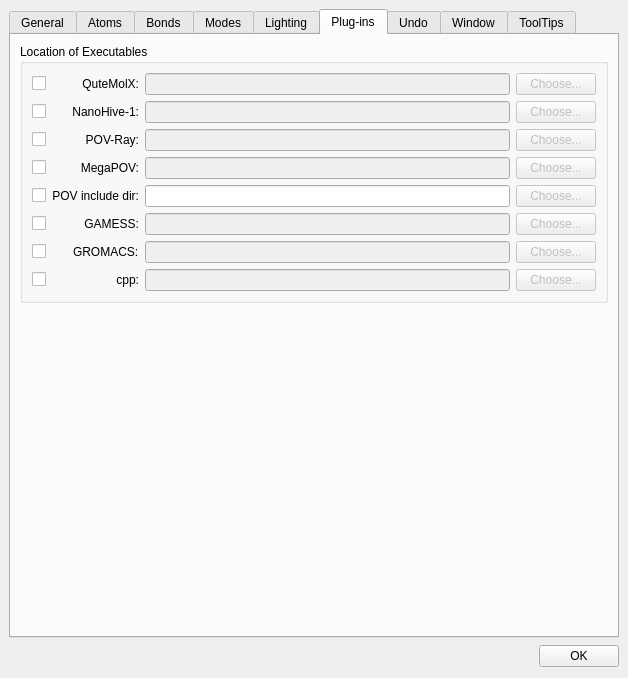
Qt form cad/src/UserPrefsDialog.ui (kanzure/nanoengineer) before a commit.
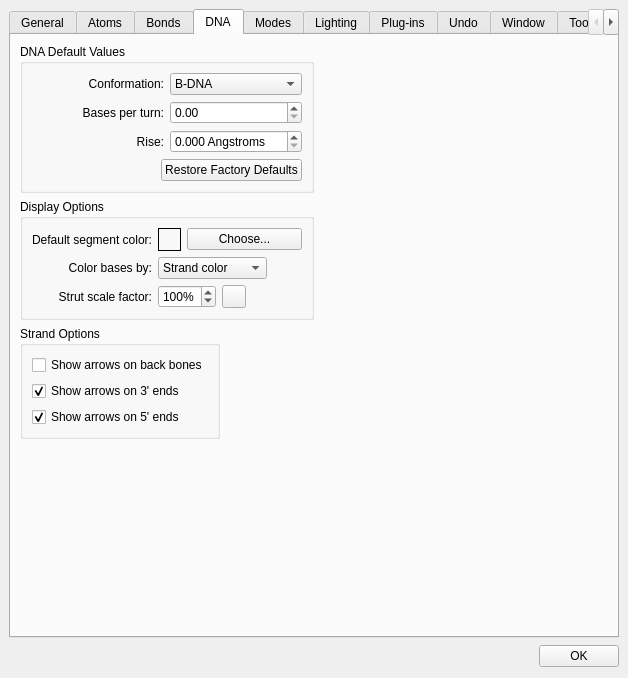
The same form after that commit. Icons and pictures are not drawn.

Commit message: New DNA user prefs page.

What changed in the file:
```diff
--- a/cad/src/UserPrefsDialog.ui
+++ b/cad/src/UserPrefsDialog.ui
@@ -6,7 +6,7 @@
     <x>0</x>
     <y>0</y>
     <width>609</width>
-    <height>592</height>
+    <height>642</height>
    </rect>
   </property>
   <property name="windowTitle" >
@@ -22,7 +22,7 @@
    <item row="0" column="0" >
     <widget class="QTabWidget" name="prefs_tab" >
      <property name="currentIndex" >
-      <number>5</number>
+      <number>3</number>
      </property>
      <widget class="QWidget" name="tab" >
       <attribute name="title" >
@@ -1706,48 +1706,6 @@
          </property>
         </spacer>
        </item>
-       <item rowspan="2" row="4" column="1" colspan="2" >
-        <widget class="QGroupBox" name="dna_reduced_model_options_grpbox" >
-         <property name="title" >
-          <string>DNA Reduced Model Options</string>
-         </property>
-         <layout class="QGridLayout" >
-          <property name="margin" >
-           <number>9</number>
-          </property>
-          <property name="spacing" >
-           <number>6</number>
-          </property>
-          <item row="0" column="0" >
-           <widget class="QCheckBox" name="arrowsOnBackBones_checkBox" >
-            <property name="text" >
-             <string>Show arrows on back bones</string>
-            </property>
-           </widget>
-          </item>
-          <item row="1" column="0" >
-           <widget class="QCheckBox" name="arrowsOnThreePrimeEnds_checkBox" >
-            <property name="text" >
-             <string>Show arrows on 3' ends</string>
-            </property>
-            <property name="checked" >
-             <bool>true</bool>
-            </property>
-           </widget>
-          </item>
-          <item row="2" column="0" >
-           <widget class="QCheckBox" name="arrowsOnFivePrimeEnds_checkBox" >
-            <property name="text" >
-             <string>Show arrows on 5' ends</string>
-            </property>
-            <property name="checked" >
-             <bool>true</bool>
-            </property>
-           </widget>
-          </item>
-         </layout>
-        </widget>
-       </item>
        <item row="6" column="0" >
         <spacer>
          <property name="orientation" >
@@ -2255,6 +2213,498 @@
        </item>
       </layout>
      </widget>
+     <widget class="QWidget" name="tab_2" >
+      <attribute name="title" >
+       <string>DNA</string>
+      </attribute>
+      <layout class="QGridLayout" >
+       <property name="margin" >
+        <number>9</number>
+       </property>
+       <property name="spacing" >
+        <number>6</number>
+       </property>
+       <item row="3" column="0" >
+        <spacer>
+         <property name="orientation" >
+          <enum>Qt::Vertical</enum>
+         </property>
+         <property name="sizeHint" >
+          <size>
+           <width>20</width>
+           <height>40</height>
+          </size>
+         </property>
+        </spacer>
+       </item>
+       <item row="1" column="0" >
+        <layout class="QHBoxLayout" >
+         <property name="margin" >
+          <number>0</number>
+         </property>
+         <property name="spacing" >
+          <number>6</number>
+         </property>
+         <item>
+          <widget class="QGroupBox" name="groupBox_3" >
+           <property name="sizePolicy" >
+            <sizepolicy>
+             <hsizetype>3</hsizetype>
+             <vsizetype>5</vsizetype>
+             <horstretch>0</horstretch>
+             <verstretch>0</verstretch>
+            </sizepolicy>
+           </property>
+           <property name="title" >
+            <string>Display Options</string>
+           </property>
+           <layout class="QGridLayout" >
+            <property name="margin" >
+             <number>9</number>
+            </property>
+            <property name="spacing" >
+             <number>6</number>
+            </property>
+            <item row="2" column="1" >
+             <layout class="QHBoxLayout" >
+              <property name="margin" >
+               <number>0</number>
+              </property>
+              <property name="spacing" >
+               <number>6</number>
+              </property>
+              <item>
+               <widget class="QSpinBox" name="dnaStrutScaleFactorSpinBox" >
+                <property name="suffix" >
+                 <string>%</string>
+                </property>
+                <property name="maximum" >
+                 <number>200</number>
+                </property>
+                <property name="minimum" >
+                 <number>50</number>
+                </property>
+                <property name="singleStep" >
+                 <number>5</number>
+                </property>
+                <property name="value" >
+                 <number>100</number>
+                </property>
+               </widget>
+              </item>
+              <item>
+               <widget class="QToolButton" name="reset_dnaStrutScaleToolButton" >
+                <property name="toolTip" >
+                 <string>Restore default value</string>
+                </property>
+                <property name="text" >
+                 <string/>
+                </property>
+                <property name="icon" >
+                 <iconset>../../:icons/UserPrefsDialog_image0</iconset>
+                </property>
+               </widget>
+              </item>
+              <item>
+               <spacer>
+                <property name="orientation" >
+                 <enum>Qt::Horizontal</enum>
+                </property>
+                <property name="sizeHint" >
+                 <size>
+                  <width>40</width>
+                  <height>20</height>
+                 </size>
+                </property>
+               </spacer>
+              </item>
+             </layout>
+            </item>
+            <item row="1" column="1" >
+             <layout class="QHBoxLayout" >
+              <property name="margin" >
+               <number>0</number>
+              </property>
+              <property name="spacing" >
+               <number>6</number>
+              </property>
+              <item>
+               <widget class="QComboBox" name="dnaColorBasesByComboBox" >
+                <item>
+                 <property name="text" >
+                  <string>Strand color</string>
+                 </property>
+                </item>
+                <item>
+                 <property name="text" >
+                  <string>Segment color</string>
+                 </property>
+                </item>
+               </widget>
+              </item>
+              <item>
+               <spacer>
+                <property name="orientation" >
+                 <enum>Qt::Horizontal</enum>
+                </property>
+                <property name="sizeHint" >
+                 <size>
+                  <width>5</width>
+                  <height>20</height>
+                 </size>
+                </property>
+               </spacer>
+              </item>
+             </layout>
+            </item>
+            <item row="0" column="1" >
+             <layout class="QHBoxLayout" >
+              <property name="margin" >
+               <number>0</number>
+              </property>
+              <property name="spacing" >
+               <number>6</number>
+              </property>
+              <item>
+               <widget class="QFrame" name="dnaDefaultSegmentColorFrame" >
+                <property name="sizePolicy" >
+                 <sizepolicy>
+                  <hsizetype>0</hsizetype>
+                  <vsizetype>0</vsizetype>
+                  <horstretch>0</horstretch>
+                  <verstretch>0</verstretch>
+                 </sizepolicy>
+                </property>
+                <property name="minimumSize" >
+                 <size>
+                  <width>23</width>
+                  <height>23</height>
+                 </size>
+                </property>
+                <property name="maximumSize" >
+                 <size>
+                  <width>23</width>
+                  <height>23</height>
+                 </size>
+                </property>
+                <property name="frameShape" >
+                 <enum>QFrame::Box</enum>
+                </property>
+                <property name="frameShadow" >
+                 <enum>QFrame::Plain</enum>
+                </property>
+               </widget>
+              </item>
+              <item>
+               <widget class="QPushButton" name="dnaDefaultSegmentColorPushButton" >
+                <property name="text" >
+                 <string>Choose...</string>
+                </property>
+                <property name="autoDefault" >
+                 <bool>false</bool>
+                </property>
+               </widget>
+              </item>
+             </layout>
+            </item>
+            <item row="0" column="0" >
+             <widget class="QLabel" name="label_7" >
+              <property name="sizePolicy" >
+               <sizepolicy>
+                <hsizetype>1</hsizetype>
+                <vsizetype>5</vsizetype>
+                <horstretch>0</horstretch>
+                <verstretch>0</verstretch>
+               </sizepolicy>
+              </property>
+              <property name="text" >
+               <string>Default segment color:</string>
+              </property>
+              <property name="alignment" >
+               <set>Qt::AlignRight|Qt::AlignTrailing|Qt::AlignVCenter</set>
+              </property>
+             </widget>
+            </item>
+            <item row="1" column="0" >
+             <widget class="QLabel" name="label_8" >
+              <property name="sizePolicy" >
+               <sizepolicy>
+                <hsizetype>1</hsizetype>
+                <vsizetype>5</vsizetype>
+                <horstretch>0</horstretch>
+                <verstretch>0</verstretch>
+               </sizepolicy>
+              </property>
+              <property name="text" >
+               <string>Color bases by:</string>
+              </property>
+              <property name="alignment" >
+               <set>Qt::AlignRight|Qt::AlignTrailing|Qt::AlignVCenter</set>
+              </property>
+             </widget>
+            </item>
+            <item row="2" column="0" >
+             <widget class="QLabel" name="label_9" >
+              <property name="sizePolicy" >
+               <sizepolicy>
+                <hsizetype>1</hsizetype>
+                <vsizetype>5</vsizetype>
+                <horstretch>0</horstretch>
+                <verstretch>0</verstretch>
+               </sizepolicy>
+              </property>
+              <property name="text" >
+               <string>Strut scale factor:</string>
+              </property>
+              <property name="alignment" >
+               <set>Qt::AlignRight|Qt::AlignTrailing|Qt::AlignVCenter</set>
+              </property>
+             </widget>
+            </item>
+           </layout>
+          </widget>
+         </item>
+         <item>
+          <spacer>
+           <property name="orientation" >
+            <enum>Qt::Horizontal</enum>
+           </property>
+           <property name="sizeHint" >
+            <size>
+             <width>231</width>
+             <height>20</height>
+            </size>
+           </property>
+          </spacer>
+         </item>
+        </layout>
+       </item>
+       <item row="2" column="0" >
+        <layout class="QHBoxLayout" >
+         <property name="margin" >
+          <number>0</number>
+         </property>
+         <property name="spacing" >
+          <number>6</number>
+         </property>
+         <item>
+          <widget class="QGroupBox" name="dna_reduced_model_options_grpbox" >
+           <property name="title" >
+            <string>Strand Options</string>
+           </property>
+           <layout class="QGridLayout" >
+            <property name="margin" >
+             <number>9</number>
+            </property>
+            <property name="spacing" >
+             <number>6</number>
+            </property>
+            <item row="0" column="0" >
+             <widget class="QCheckBox" name="arrowsOnBackBones_checkBox" >
+              <property name="text" >
+               <string>Show arrows on back bones</string>
+              </property>
+             </widget>
+            </item>
+            <item row="1" column="0" >
+             <widget class="QCheckBox" name="arrowsOnThreePrimeEnds_checkBox" >
+              <property name="text" >
+               <string>Show arrows on 3' ends</string>
+              </property>
+              <property name="checked" >
+               <bool>true</bool>
+              </property>
+             </widget>
+            </item>
+            <item row="2" column="0" >
+             <widget class="QCheckBox" name="arrowsOnFivePrimeEnds_checkBox" >
+              <property name="text" >
+               <string>Show arrows on 5' ends</string>
+              </property>
+              <property name="checked" >
+               <bool>true</bool>
+              </property>
+             </widget>
+            </item>
+           </layout>
+          </widget>
+         </item>
+         <item>
+          <spacer>
+           <property name="orientation" >
+            <enum>Qt::Horizontal</enum>
+           </property>
+           <property name="sizeHint" >
+            <size>
+             <width>40</width>
+             <height>20</height>
+            </size>
+           </property>
+          </spacer>
+         </item>
+        </layout>
+       </item>
+       <item row="0" column="0" >
+        <layout class="QHBoxLayout" >
+         <property name="margin" >
+          <number>0</number>
+         </property>
+         <property name="spacing" >
+          <number>6</number>
+         </property>
+         <item>
+          <widget class="QGroupBox" name="groupBox" >
+           <property name="title" >
+            <string>DNA Default Values</string>
+           </property>
+           <layout class="QVBoxLayout" >
+            <property name="margin" >
+             <number>9</number>
+            </property>
+            <property name="spacing" >
+             <number>6</number>
+            </property>
+            <item>
+             <layout class="QGridLayout" >
+              <property name="margin" >
+               <number>0</number>
+              </property>
+              <property name="spacing" >
+               <number>6</number>
+              </property>
+              <item row="1" column="0" >
+               <widget class="QLabel" name="label_4" >
+                <property name="sizePolicy" >
+                 <sizepolicy>
+                  <hsizetype>1</hsizetype>
+                  <vsizetype>5</vsizetype>
+                  <horstretch>0</horstretch>
+                  <verstretch>0</verstretch>
+                 </sizepolicy>
+                </property>
+                <property name="text" >
+                 <string>Bases per turn:</string>
+                </property>
+                <property name="alignment" >
+                 <set>Qt::AlignRight|Qt::AlignTrailing|Qt::AlignVCenter</set>
+                </property>
+               </widget>
+              </item>
+              <item row="1" column="1" >
+               <widget class="QDoubleSpinBox" name="dnaBasesPerTurnDoubleSpinBox" >
+                <property name="decimals" >
+                 <number>2</number>
+                </property>
+                <property name="singleStep" >
+                 <double>0.100000000000000</double>
+                </property>
+               </widget>
+              </item>
+              <item row="2" column="0" >
+               <widget class="QLabel" name="label_6" >
+                <property name="text" >
+                 <string>Rise:</string>
+                </property>
+                <property name="alignment" >
+                 <set>Qt::AlignRight|Qt::AlignTrailing|Qt::AlignVCenter</set>
+                </property>
+               </widget>
+              </item>
+              <item row="2" column="1" >
+               <widget class="QDoubleSpinBox" name="dnaRiseDoubleSpinBox" >
+                <property name="suffix" >
+                 <string> Angstroms</string>
+                </property>
+                <property name="decimals" >
+                 <number>3</number>
+                </property>
+                <property name="singleStep" >
+                 <double>0.010000000000000</double>
+                </property>
+               </widget>
+              </item>
+              <item row="0" column="0" >
+               <widget class="QLabel" name="label_11" >
+                <property name="sizePolicy" >
+                 <sizepolicy>
+                  <hsizetype>1</hsizetype>
+                  <vsizetype>5</vsizetype>
+                  <horstretch>0</horstretch>
+                  <verstretch>0</verstretch>
+                 </sizepolicy>
+                </property>
+                <property name="text" >
+                 <string>Conformation:</string>
+                </property>
+                <property name="alignment" >
+                 <set>Qt::AlignRight|Qt::AlignTrailing|Qt::AlignVCenter</set>
+                </property>
+               </widget>
+              </item>
+              <item row="0" column="1" >
+               <widget class="QComboBox" name="dnaConformationComboBox" >
+                <item>
+                 <property name="text" >
+                  <string>B-DNA</string>
+                 </property>
+                </item>
+               </widget>
+              </item>
+             </layout>
+            </item>
+            <item>
+             <layout class="QHBoxLayout" >
+              <property name="margin" >
+               <number>0</number>
+              </property>
+              <property name="spacing" >
+               <number>6</number>
+              </property>
+              <item>
+               <spacer>
+                <property name="orientation" >
+                 <enum>Qt::Horizontal</enum>
+                </property>
+                <property name="sizeHint" >
+                 <size>
+                  <width>40</width>
+                  <height>20</height>
+                 </size>
+                </property>
+               </spacer>
+              </item>
+              <item>
+               <widget class="QPushButton" name="dnaRestoreFactoryDefaultsPushButton" >
+                <property name="text" >
+                 <string>Restore Factory Defaults</string>
+                </property>
+                <property name="autoDefault" >
+                 <bool>false</bool>
+                </property>
+               </widget>
+              </item>
+             </layout>
+            </item>
+           </layout>
+          </widget>
+         </item>
+         <item>
+          <spacer>
+           <property name="orientation" >
+            <enum>Qt::Horizontal</enum>
+           </property>
+           <property name="sizeHint" >
+            <size>
+             <width>40</width>
+             <height>20</height>
+            </size>
+           </property>
+          </spacer>
+         </item>
+        </layout>
+       </item>
+      </layout>
+     </widget>
      <widget class="QWidget" name="TabPage" >
       <attribute name="title" >
        <string>Modes</string>
```
The commit also changes 5 other files.
